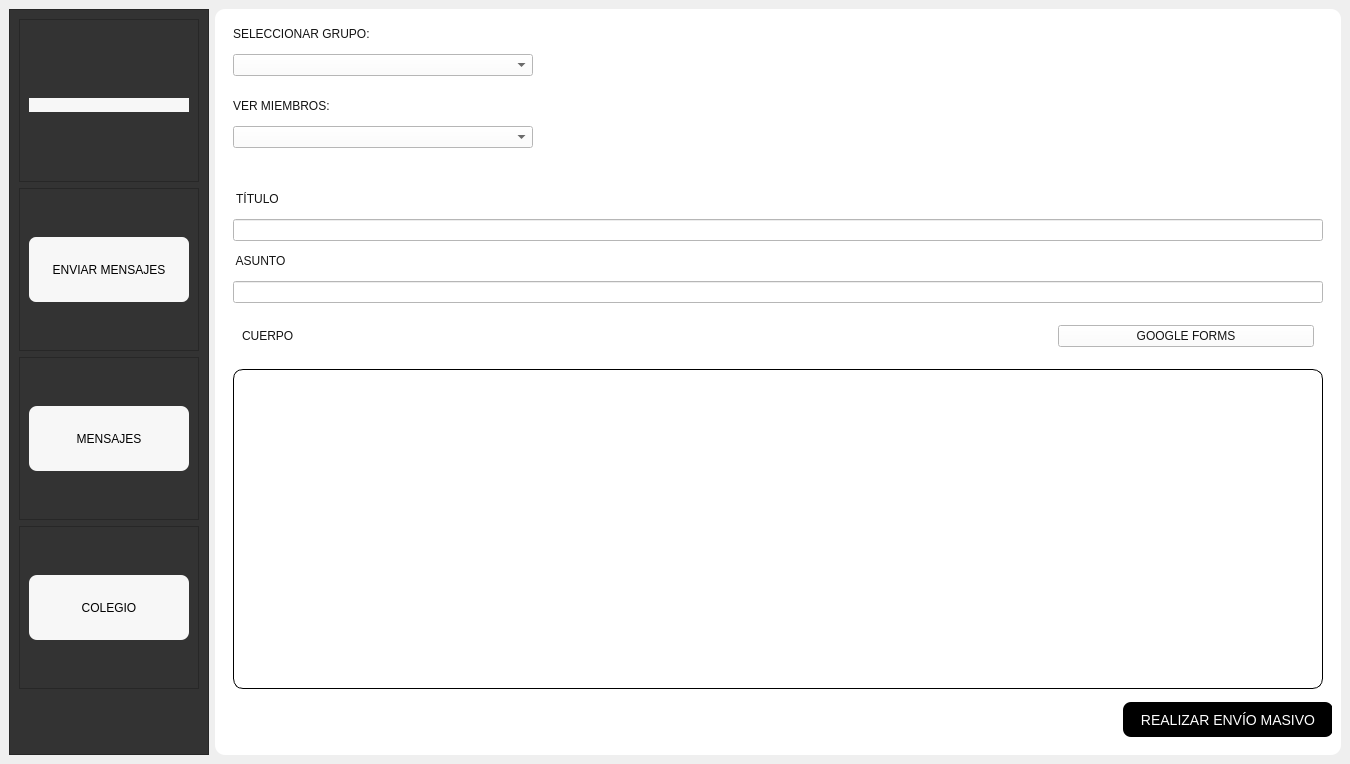
The window that Presentacion/UI_Files/UI_menu.ui (eduardez/SISINT) describes before a commit, drawn with Qt 5.
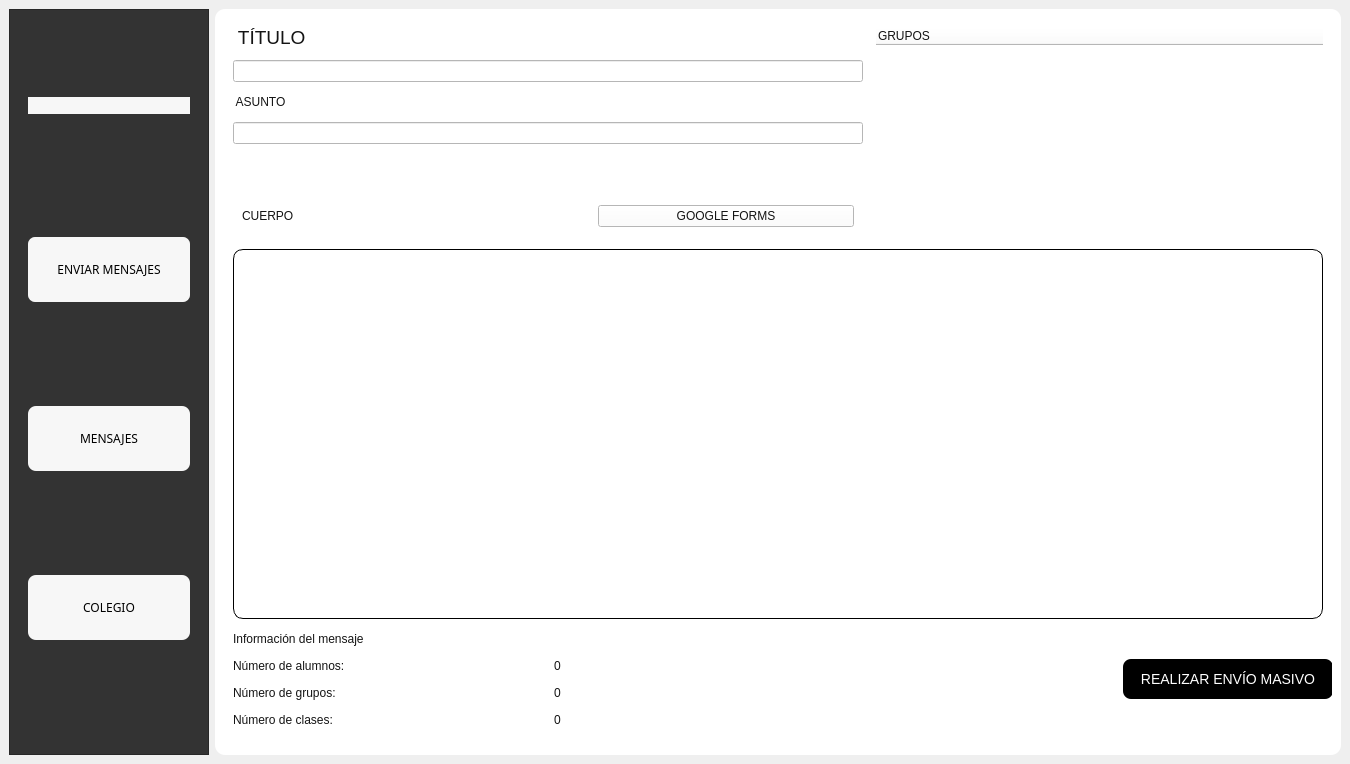
The same window after the commit. The open tabs and pages were chosen to show the change. Icons and pictures are not drawn.

The edit to the form file:
```diff
--- a/Presentacion/UI_Files/UI_menu.ui
+++ b/Presentacion/UI_Files/UI_menu.ui
@@ -10,6 +10,14 @@
     <height>764</height>
    </rect>
   </property>
+  <property name="font">
+   <font>
+    <family>Noto Sans</family>
+    <weight>50</weight>
+    <italic>false</italic>
+    <bold>false</bold>
+   </font>
+  </property>
   <property name="windowTitle">
    <string>School Massive WhatsApp</string>
   </property>
@@ -19,8 +27,8 @@
 font: &quot;century-gothic&quot;;</string>
   </property>
   <widget class="QWidget" name="centralwidget">
-   <layout class="QHBoxLayout" name="horizontalLayout_6">
-    <item>
+   <layout class="QGridLayout" name="gridLayout_3">
+    <item row="0" column="0">
      <widget class="QFrame" name="fiz">
       <property name="maximumSize">
        <size>
@@ -28,6 +36,14 @@
         <height>16777215</height>
        </size>
       </property>
+      <property name="font">
+       <font>
+        <family>Noto Sans</family>
+        <weight>50</weight>
+        <italic>false</italic>
+        <bold>false</bold>
+       </font>
+      </property>
       <property name="styleSheet">
        <string notr="true">*{
 background:#333;
@@ -45,11 +61,19 @@
       <layout class="QVBoxLayout" name="verticalLayout">
        <item>
         <widget class="QFrame" name="iz1">
+         <property name="font">
+          <font>
+           <family>Noto Sans</family>
+           <weight>50</weight>
+           <italic>false</italic>
+           <bold>false</bold>
+          </font>
+         </property>
          <property name="styleSheet">
           <string notr="true"/>
          </property>
          <property name="frameShape">
-          <enum>QFrame::StyledPanel</enum>
+          <enum>QFrame::NoFrame</enum>
          </property>
          <property name="frameShadow">
           <enum>QFrame::Raised</enum>
@@ -57,6 +81,14 @@
          <layout class="QVBoxLayout" name="verticalLayout_2">
           <item>
            <spacer name="spacer_iz_arriba">
+            <property name="font">
+             <font>
+              <family>Noto Sans</family>
+              <weight>50</weight>
+              <italic>false</italic>
+              <bold>false</bold>
+             </font>
+            </property>
             <property name="orientation">
              <enum>Qt::Vertical</enum>
             </property>
@@ -73,6 +105,14 @@
           </item>
           <item>
            <widget class="QPushButton" name="btn_user">
+            <property name="font">
+             <font>
+              <family>Noto Sans</family>
+              <weight>50</weight>
+              <italic>false</italic>
+              <bold>false</bold>
+             </font>
+            </property>
             <property name="styleSheet">
              <string notr="true">background:rgb(247, 247, 247);
 border-radius:40px;
@@ -102,8 +142,16 @@
        </item>
        <item>
         <widget class="QFrame" name="iz1_2">
+         <property name="font">
+          <font>
+           <family>Noto Sans</family>
+           <weight>50</weight>
+           <italic>false</italic>
+           <bold>false</bold>
+          </font>
+         </property>
          <property name="frameShape">
-          <enum>QFrame::StyledPanel</enum>
+          <enum>QFrame::NoFrame</enum>
          </property>
          <property name="frameShadow">
           <enum>QFrame::Raised</enum>
@@ -123,6 +171,14 @@
               <height>16777215</height>
              </size>
             </property>
+            <property name="font">
+             <font>
+              <family>Noto Sans</family>
+              <weight>50</weight>
+              <italic>false</italic>
+              <bold>false</bold>
+             </font>
+            </property>
             <property name="styleSheet">
              <string notr="true">QPushButton{
 color:black;
@@ -161,8 +217,16 @@
        </item>
        <item>
         <widget class="QFrame" name="iz3">
+         <property name="font">
+          <font>
+           <family>Noto Sans</family>
+           <weight>50</weight>
+           <italic>false</italic>
+           <bold>false</bold>
+          </font>
+         </property>
          <property name="frameShape">
-          <enum>QFrame::StyledPanel</enum>
+          <enum>QFrame::NoFrame</enum>
          </property>
          <property name="frameShadow">
           <enum>QFrame::Raised</enum>
@@ -188,6 +252,14 @@
               <height>16777215</height>
              </size>
             </property>
+            <property name="font">
+             <font>
+              <family>Noto Sans</family>
+              <weight>50</weight>
+              <italic>false</italic>
+              <bold>false</bold>
+             </font>
+            </property>
             <property name="styleSheet">
              <string notr="true">QPushButton{
 color:black;
@@ -226,8 +298,16 @@
        </item>
        <item>
         <widget class="QFrame" name="iz2">
+         <property name="font">
+          <font>
+           <family>Noto Sans</family>
+           <weight>50</weight>
+           <italic>false</italic>
+           <bold>false</bold>
+          </font>
+         </property>
          <property name="frameShape">
-          <enum>QFrame::StyledPanel</enum>
+          <enum>QFrame::NoFrame</enum>
          </property>
          <property name="frameShadow">
           <enum>QFrame::Raised</enum>
@@ -247,6 +327,14 @@
               <height>16777215</height>
              </size>
             </property>
+            <property name="font">
+             <font>
+              <family>Noto Sans</family>
+              <weight>50</weight>
+              <italic>false</italic>
+              <bold>false</bold>
+             </font>
+            </property>
             <property name="styleSheet">
              <string notr="true">QPushButton{
 color:black;
@@ -317,6 +405,14 @@
               <height>40</height>
              </size>
             </property>
+            <property name="font">
+             <font>
+              <family>Noto Sans</family>
+              <weight>50</weight>
+              <italic>false</italic>
+              <bold>false</bold>
+             </font>
+            </property>
             <property name="layoutDirection">
              <enum>Qt::LeftToRight</enum>
             </property>
@@ -409,8 +505,17 @@
       </layout>
      </widget>
     </item>
-    <item>
+    <item row="0" column="1">
      <widget class="QFrame" name="fdr">
+      <property name="font">
+       <font>
+        <family>Century-gothic</family>
+        <pointsize>8</pointsize>
+        <weight>9</weight>
+        <italic>false</italic>
+        <bold>false</bold>
+       </font>
+      </property>
       <property name="styleSheet">
        <string notr="true">QFrame{
 border-radius:10px;
@@ -423,7 +528,7 @@
        <enum>QFrame::StyledPanel</enum>
       </property>
       <property name="frameShadow">
-       <enum>QFrame::Raised</enum>
+       <enum>QFrame::Plain</enum>
       </property>
       <layout class="QVBoxLayout" name="verticalLayout_6">
        <item>
@@ -440,6 +545,15 @@
            <height>700</height>
           </size>
          </property>
+         <property name="font">
+          <font>
+           <family>century-gothic</family>
+           <pointsize>14</pointsize>
+           <weight>50</weight>
+           <italic>false</italic>
+           <bold>false</bold>
+          </font>
+         </property>
          <property name="styleSheet">
           <string notr="true">background:white; font: 14pt &quot;century-gothic&quot;;</string>
          </property>
@@ -447,100 +561,73 @@
           <number>1</number>
          </property>
          <widget class="QWidget" name="sw_enviar">
+          <property name="layoutDirection">
+           <enum>Qt::RightToLeft</enum>
+          </property>
           <layout class="QVBoxLayout" name="verticalLayout_7">
            <property name="spacing">
             <number>13</number>
            </property>
            <item>
-            <widget class="QLabel" name="lbl_selgrupos">
-             <property name="maximumSize">
-              <size>
-               <width>16777215</width>
-               <height>20</height>
-              </size>
+            <layout class="QGridLayout" name="gridLayout_4">
+             <property name="bottomMargin">
+              <number>10</number>
              </property>
-             <property name="styleSheet">
-              <string notr="true">font: 14pt &quot;century-gothic&quot;;</string>
-             </property>
+             <item row="7" column="1">
+              <layout class="QGridLayout" name="gridLayout_5">
+               <item row="0" column="1">
+                <widget class="QLabel" name="Info_mensaje">
              <property name="text">
-              <string>SELECCIONAR GRUPO:</string>
+                  <string>Información del mensaje</string>
              </property>
             </widget>
            </item>
-           <item>
-            <widget class="QComboBox" name="cb_grupo">
-             <property name="maximumSize">
-              <size>
-               <width>300</width>
-               <height>16777215</height>
-              </size>
-             </property>
-             <property name="styleSheet">
-              <string notr="true">background:white; font: 14pt &quot;century-gothic&quot;;</string>
-             </property>
-            </widget>
-           </item>
-           <item>
-            <spacer name="spacer_grupos">
-             <property name="orientation">
-              <enum>Qt::Vertical</enum>
-             </property>
-             <property name="sizeType">
-              <enum>QSizePolicy::Fixed</enum>
-             </property>
-             <property name="sizeHint" stdset="0">
-              <size>
-               <width>20</width>
-               <height>10</height>
-              </size>
-             </property>
-            </spacer>
-           </item>
-           <item>
-            <widget class="QLabel" name="lbl_miembros">
-             <property name="maximumSize">
-              <size>
-               <width>16777215</width>
-               <height>20</height>
-              </size>
-             </property>
-             <property name="styleSheet">
-              <string notr="true">font: 14pt &quot;century-gothic&quot;;</string>
-             </property>
+               <item row="1" column="1">
+                <widget class="QLabel" name="lbl_n_alumnos">
+                 <property name="text">
+                  <string>Número de alumnos:</string>
+                 </property>
+                </widget>
+               </item>
+               <item row="2" column="1">
+                <widget class="QLabel" name="lbl_n_grupos">
+                 <property name="text">
+                  <string>Número de grupos: </string>
+                 </property>
+                </widget>
+               </item>
+               <item row="2" column="0">
+                <widget class="QLabel" name="txt_n_grupos">
+                 <property name="text">
+                  <string>0</string>
+                 </property>
+                </widget>
+               </item>
+               <item row="1" column="0">
+                <widget class="QLabel" name="txt_n_alumnos">
              <property name="text">
-              <string>VER MIEMBROS:</string>
+                  <string>0</string>
              </property>
             </widget>
            </item>
-           <item>
-            <widget class="QComboBox" name="cb_miembro">
-             <property name="maximumSize">
-              <size>
-               <width>300</width>
-               <height>16777215</height>
-              </size>
-             </property>
-             <property name="styleSheet">
-              <string notr="true">background:white; font: 14pt &quot;century-gothic&quot;;</string>
-             </property>
-            </widget>
-           </item>
-           <item>
-            <spacer name="spacer_miembros">
-             <property name="orientation">
-              <enum>Qt::Vertical</enum>
-             </property>
-             <property name="sizeType">
-              <enum>QSizePolicy::Fixed</enum>
-             </property>
-             <property name="sizeHint" stdset="0">
-              <size>
-               <width>20</width>
-               <height>31</height>
-              </size>
-             </property>
-            </spacer>
-           </item>
+               <item row="3" column="1">
+                <widget class="QLabel" name="lbl_n_clases">
+                 <property name="text">
+                  <string>Número de clases:</string>
+                 </property>
+                </widget>
+               </item>
+               <item row="3" column="0">
+                <widget class="QLabel" name="txt_n_clases">
+                 <property name="text">
+                  <string>0</string>
+                 </property>
+                </widget>
+               </item>
+              </layout>
+             </item>
+             <item row="1" column="1">
+              <layout class="QVBoxLayout" name="verticalLayout_13">
            <item>
             <widget class="QLabel" name="lbl_titulo">
              <property name="maximumSize">
@@ -550,7 +637,7 @@
               </size>
              </property>
              <property name="styleSheet">
-              <string notr="true">font: 14pt &quot;century-gothic&quot;;</string>
+                  <string notr="true">font: 14pt ;</string>
              </property>
              <property name="text">
               <string> TÍTULO</string>
@@ -587,7 +674,9 @@
              </property>
             </widget>
            </item>
-           <item>
+              </layout>
+             </item>
+             <item row="5" column="1">
             <widget class="QFrame" name="frame">
              <property name="sizePolicy">
               <sizepolicy hsizetype="Expanding" vsizetype="Preferred">
@@ -810,8 +899,29 @@
              </layout>
             </widget>
            </item>
-           <item>
-            <widget class="QPlainTextEdit" name="le_cuerpo">
+             <item row="1" column="0" rowspan="5">
+              <widget class="QTreeWidget" name="treeGrupos">
+               <property name="layoutDirection">
+                <enum>Qt::LeftToRight</enum>
+               </property>
+               <property name="frameShape">
+                <enum>QFrame::Box</enum>
+               </property>
+               <property name="frameShadow">
+                <enum>QFrame::Plain</enum>
+               </property>
+               <property name="columnCount">
+                <number>1</number>
+               </property>
+               <column>
+                <property name="text">
+                 <string>GRUPOS</string>
+                </property>
+               </column>
+              </widget>
+             </item>
+             <item row="6" column="0" colspan="2">
+              <widget class="QTextEdit" name="le_cuerpo">
              <property name="styleSheet">
               <string notr="true">background:white;
 font: 12pt &quot;century-gothic&quot;;
@@ -819,7 +929,7 @@
              </property>
             </widget>
            </item>
-           <item>
+             <item row="7" column="0">
             <widget class="QPushButton" name="btn_masivo">
              <property name="minimumSize">
               <size>
@@ -862,6 +972,8 @@
             </widget>
            </item>
           </layout>
+           </item>
+          </layout>
          </widget>
          <widget class="QWidget" name="sw_mensajes">
           <layout class="QVBoxLayout" name="verticalLayout_8" stretch="0">
```
Left out of the diff: 239 changed lines with no effect on the pictures. Lines whose indentation alone changed are shown as unchanged.
